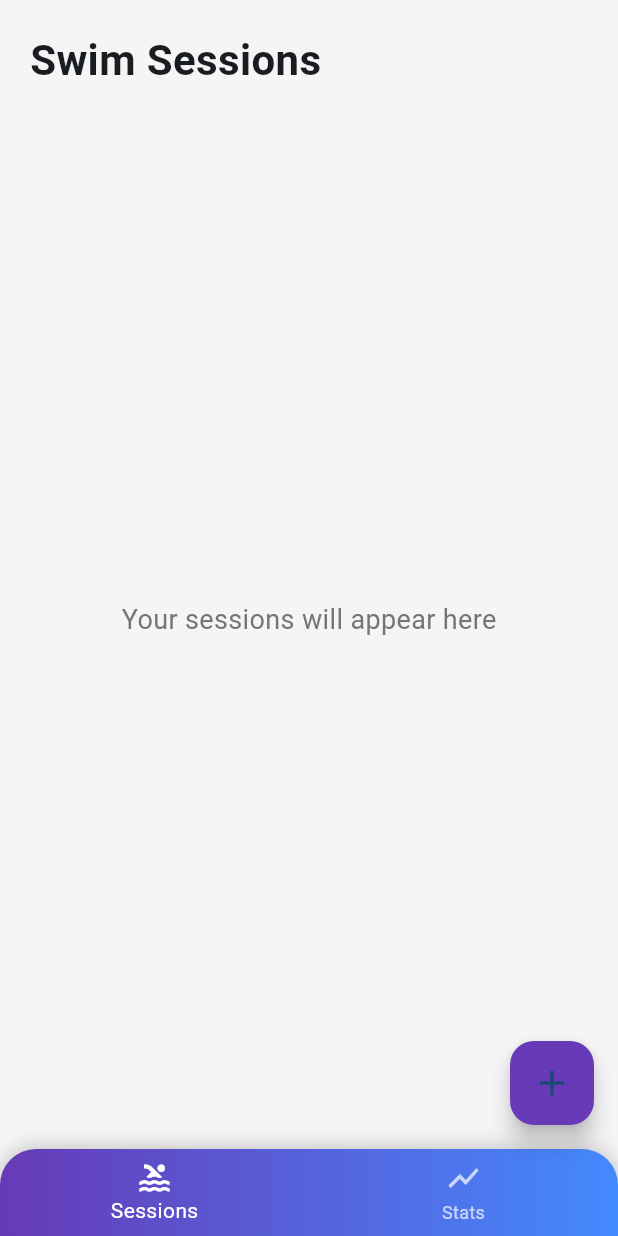
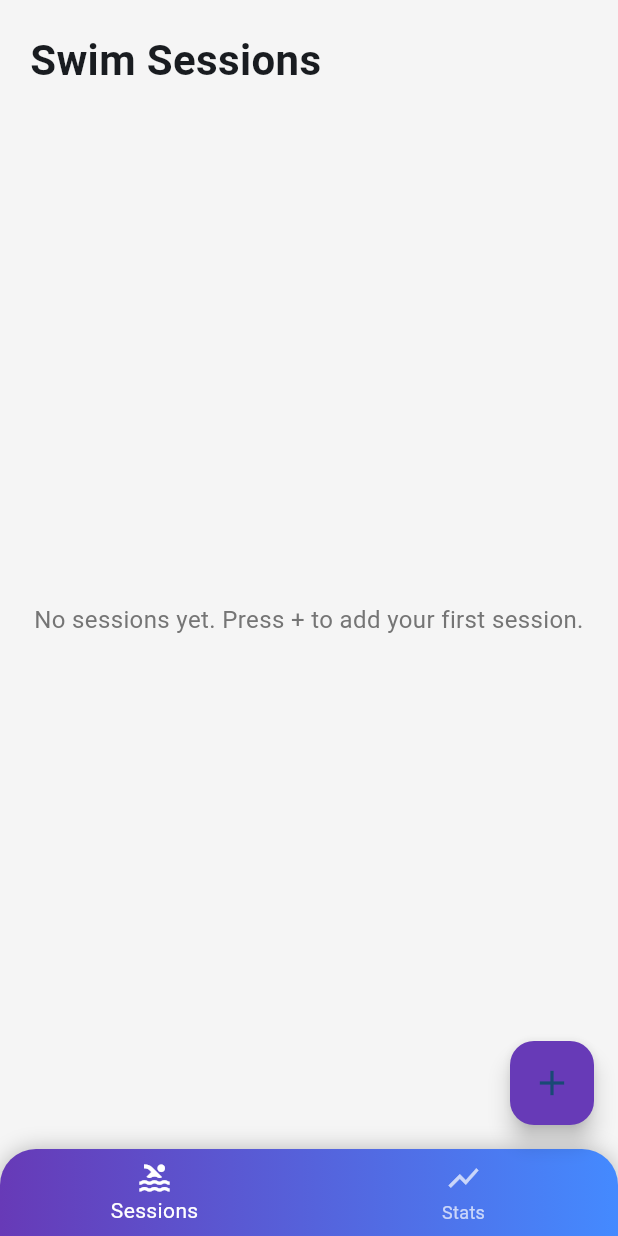
Before and after one commit to Salamander090909/Svom, a Flutter app: the screen it shows after launch, on a phone screen of 412 x 824 dp. Run offline on Flutter 3.47's test engine with Material 3 defaults, Android fonts, the phone set to English and light mode, and no system bars; our stand-ins replace fl_chart, hive, hive_flutter; accounts and stored records are empty; project files that could hold a hidden picture were left out.

Commit message:
Improve session UX and remove unused files

```diff
--- a/lib/home_content.dart
+++ b/lib/home_content.dart
@@ -1,10 +1,22 @@
 import 'package:flutter/material.dart';
+import 'package:hive_flutter/hive_flutter.dart';
+
+import 'models/session.dart';
+import 'pages/session_detail.dart';
 
 class HomeContent extends StatelessWidget {
   const HomeContent({super.key});
 
+  String _formatTime(int seconds) {
+    final minutes = seconds ~/ 60;
+    final remaining = seconds % 60;
+    return '$minutes:${remaining.toString().padLeft(2, '0')}';
+  }
+
   @override
   Widget build(BuildContext context) {
+    final box = Hive.box<Session>('sessions');
+
     return SafeArea(
       child: Padding(
         padding: const EdgeInsets.all(20),
@@ -12,23 +24,58 @@ class HomeContent extends StatelessWidget {
           crossAxisAlignment: CrossAxisAlignment.start,
           children: [
             const Text(
-              "Swim Sessions",
+              'Swim Sessions',
               style: TextStyle(
                 fontSize: 28,
                 fontWeight: FontWeight.bold,
               ),
             ),
             const SizedBox(height: 20),
+            Expanded(
+              child: ValueListenableBuilder(
+                valueListenable: box.listenable(),
+                builder: (context, Box<Session> box, _) {
+                  if (box.isEmpty) {
+                    return Center(
+                      child: Text(
+                        'No sessions yet. Press + to add your first session.',
+                        style: TextStyle(
+                          fontSize: 16,
+                          color: Colors.grey[600],
+                        ),
+                        textAlign: TextAlign.center,
+                      ),
+                    );
+                  }
 
-            Expanded(
-              child: Center(
-                child: Text(
-                  "Your sessions will appear here",
-                  style: TextStyle(
-                    fontSize: 18,
-                    color: Colors.grey[600],
-                  ),
-                ),
+                  final sessions = box.values.toList()
+                    ..sort((a, b) => b.date.compareTo(a.date));
+
+                  return ListView.separated(
+                    itemCount: sessions.length,
+                    separatorBuilder: (_, __) => const SizedBox(height: 10),
+                    itemBuilder: (context, index) {
+                      final session = sessions[index];
+                      return Card(
+                        child: ListTile(
+                          title: Text('${session.distance.toStringAsFixed(0)} m'),
+                          subtitle: Text(
+                            '${session.stroke} • ${_formatTime(session.timeInSeconds)}',
+                          ),
+                          trailing: const Icon(Icons.chevron_right),
+                          onTap: () {
+                            Navigator.push(
+                              context,
+                              MaterialPageRoute(
+                                builder: (_) => SessionDetailPage(session: session),
+                              ),
+                            );
+                          },
+                        ),
+                      );
+                    },
+                  );
+                },
               ),
             ),
           ],
```
Also changed, not shown: lib/pages/new_session.dart (+31 -5 lines), lib/pages/root.dart (deleted, +0 -58 lines), models/set_data.dart (deleted), widgets/set_widget.dart (deleted).
